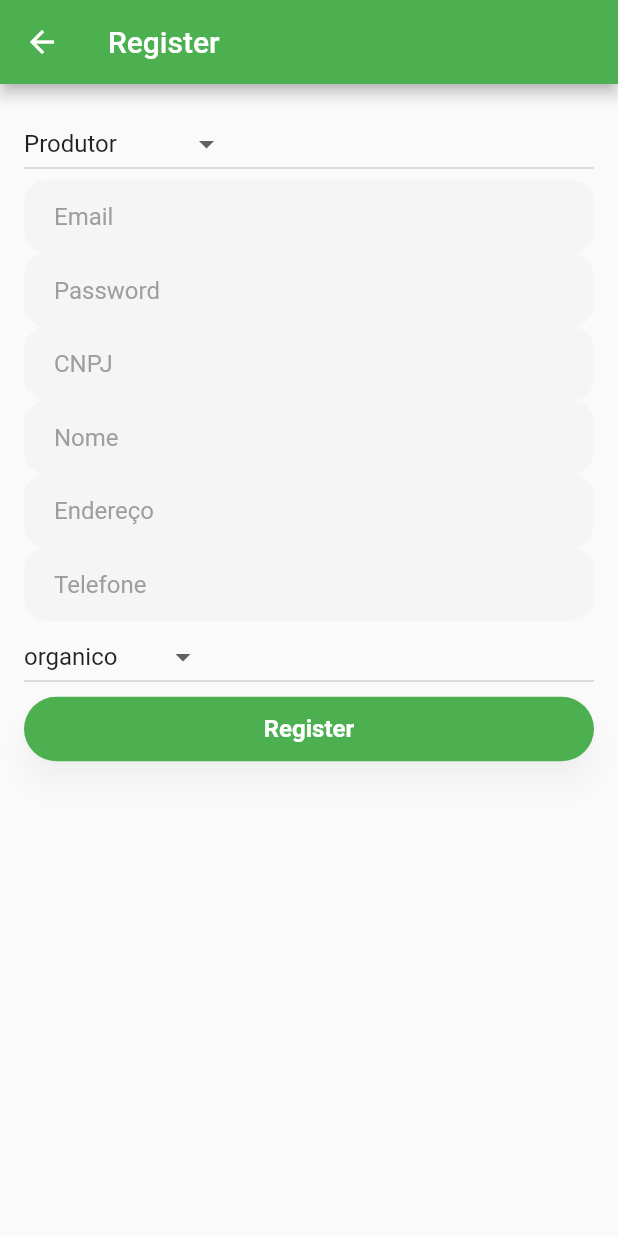
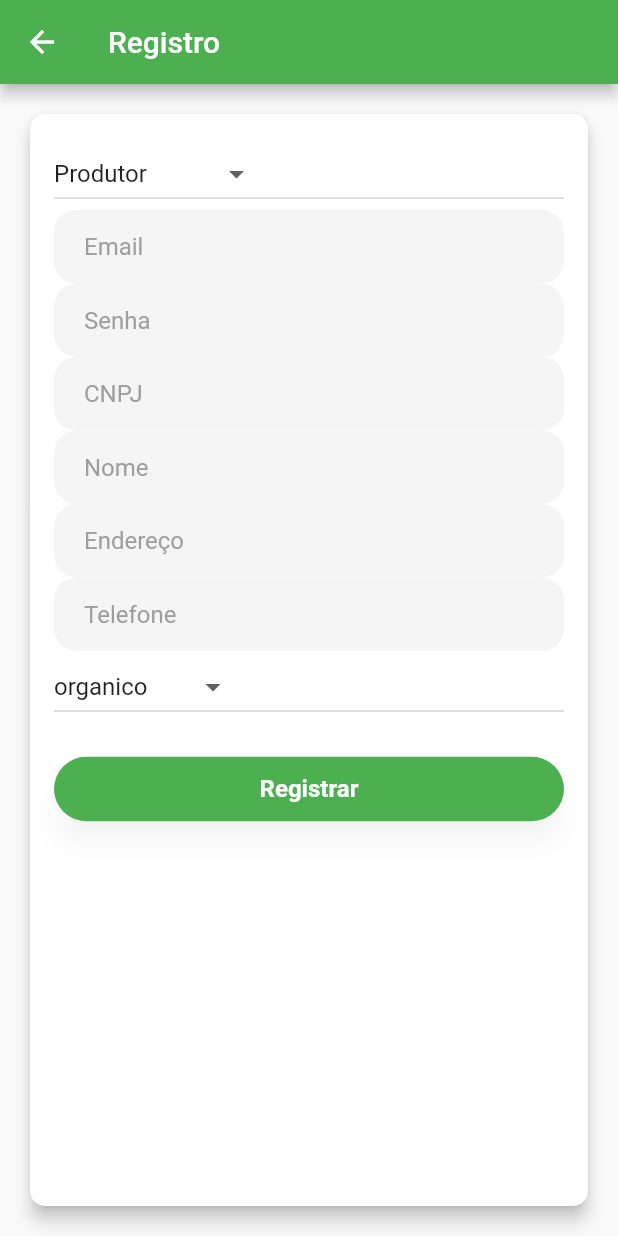
Before and after one commit to arkannjo/AgroMarketLink, a Flutter app: the screen it shows after launch, after a tap on "Não tem uma conta? Registre-se", on a phone screen of 412 x 824 dp. Run offline on Flutter 3.47's test engine with Material 2 defaults, Android fonts, the phone set to English and light mode, and no system bars; our stand-ins replace cloud_firestore, firebase_auth, firebase_core; accounts and stored records are empty.

Commit message:
autenticação, registro,

```diff
--- a/lib/screens/login_register_screen.dart
+++ b/lib/screens/login_register_screen.dart
@@ -3,6 +3,7 @@ import 'package:flutter/material.dart';
 import '/services/auth_service.dart';
 import '/widgets/custom_text_field.dart';
 import '/widgets/custom_button.dart';
+import '/widgets/image.dart';
 
 enum AuthState {
   initial,
@@ -12,6 +13,8 @@ enum AuthState {
 }
 
 class LoginScreen extends StatefulWidget {
+  const LoginScreen({super.key});
+
   @override
   _LoginScreenState createState() => _LoginScreenState();
 }
@@ -85,17 +88,28 @@ class _LoginScreenState extends State<LoginScreen> {
           child: SingleChildScrollView(
             child: Column(
               mainAxisSize: MainAxisSize.min,
+
               children: [
+                CustomMaterialImage(
+                            imagePath: '/home/reinaldo/AgroMarketLink/lib/assets/images/Logo.png',
+                            width: 150,  // Ajuste conforme necessário
+                            height: 150, // Ajuste conforme necessário
+                        ),
+                        SizedBox(height: 20),
                 CustomTextField(
                   controller: emailController,
                   hint: 'Email',
-                  keyboardType: TextInputType.emailAddress,
+                  keyboardType: TextInputType.emailAddress, validator: (value) {
+                    return null;
+                  },
                 ),
                 SizedBox(height: 20),
                 CustomTextField(
                   controller: passwordController,
                   hint: 'Password',
-                  isPassword: true,
+                  isPassword: true, validator: (value) {
+                    return null;
+                    },
                 ),
                 SizedBox(height: 20),
                 if (state == AuthState.error && errorMessage != null)
--- a/lib/screens/screen_register.dart
+++ b/lib/screens/screen_register.dart
@@ -14,6 +14,8 @@ class RegisterScreen extends StatefulWidget {
 class _RegisterScreenState extends State<RegisterScreen> {
   final GlobalKey<FormState> _formKey = GlobalKey<FormState>();
 
+  bool isLoading = false;
+
   String userType = 'Produtor';
   String email = '';
   String password = '';
@@ -27,15 +29,23 @@ class _RegisterScreenState extends State<RegisterScreen> {
   @override
   Widget build(BuildContext context) {
     return Scaffold(
-      appBar: AppBar(title: Text('Register')),
+      appBar: AppBar(title: Text('Registro')),
       body: Padding(
         padding: const EdgeInsets.all(16.0),
-        child: Form(
-          key: _formKey,
-          child: ResponsiveLayout(
-            mobile: _buildMobileLayout(),
-            tablet: _buildTabletLayout(),
-            // Adicione desktop ou outros layouts se você os definiu
+        child: Card(
+          elevation: 5.0,
+          shape: RoundedRectangleBorder(
+            borderRadius: BorderRadius.circular(10),
+          ),
+          child: Padding(
+            padding: const EdgeInsets.all(16.0),
+            child: Form(
+              key: _formKey,
+              child: ResponsiveLayout(
+                mobile: _buildMobileLayout(),
+                tablet: _buildTabletLayout(),
+              ),
+            ),
           ),
         ),
       ),
@@ -79,32 +89,77 @@ class _RegisterScreenState extends State<RegisterScreen> {
       CustomTextField(
         onChanged: (value) => email = value,
         hint: 'Email',
+        keyboardType: TextInputType.emailAddress,
+        validator: (value) {
+          if (value == null || !value.contains('@')) {
+            return 'Por favor, insira um email válido.';
+          }
+          return null;
+        },
       ),
       CustomTextField(
         onChanged: (value) => password = value,
-        hint: 'Password',
+        hint: 'Senha',
         isPassword: true,
+        validator: (value) {
+          if (value == null || value.length < 6) {
+            return 'A senha deve ter pelo menos 6 caracteres.';
+          }
+          return null;
+        },
       ),
       if (userType == 'PessoaJuridica')
         CustomTextField(
           onChanged: (value) => razaoSocial = value,
           hint: 'Razão Social',
+          validator: (value) {
+            if (value == null || value.isEmpty) {
+              return 'Por favor, insira uma razão social.';
+            }
+            return null;
+          },
         ),
       CustomTextField(
         onChanged: (value) => cpfOrCnpj = value,
         hint: userType == 'PessoaFisica' ? 'CPF' : 'CNPJ',
+        validator: (value) {
+          if (value == null || value.isEmpty) {
+            return 'Por favor, insira um ${userType == 'PessoaFisica' ? 'CPF' : 'CNPJ'}.';
+          }
+          // Aqui você pode adicionar mais validações para CPF e CNPJ.
+          return null;
+        },
       ),
       CustomTextField(
         onChanged: (value) => nome = value,
         hint: 'Nome',
+        validator: (value) {
+          if (value == null || value.isEmpty) {
+            return 'Por favor, insira um nome.';
+          }
+          return null;
+        },
       ),
       CustomTextField(
         onChanged: (value) => endereco = value,
         hint: 'Endereço',
+        validator: (value) {
+          if (value == null || value.isEmpty) {
+            return 'Por favor, insira um endereço.';
+          }
+          return null;
+        },
       ),
       CustomTextField(
         onChanged: (value) => telefone = value,
         hint: 'Telefone',
+        keyboardType: TextInputType.phone,
+        validator: (value) {
+          if (value == null || value.isEmpty) {
+            return 'Por favor, insira um número de telefone.';
+          }
+          return null;
+        },
       ),
       if (userType == 'Produtor')
         DropdownButton<String>(
@@ -122,27 +177,49 @@ class _RegisterScreenState extends State<RegisterScreen> {
             );
           }).toList(),
         ),
+      SizedBox(height: 20), // Espaçamento antes do botão
       CustomButton(
-        text: 'Register',
-        onPressed: _register,
+        text: isLoading ? 'Carregando...' : 'Registrar',
+        onPressed: isLoading ? null : _register,
       ),
     ];
   }
 
-  void _register() {
+  void _register() async {
     if (_formKey.currentState!.validate()) {
+      setState(() {
+        isLoading = true;
+      });
+
+      bool success = false;
       switch (userType) {
         case 'Produtor':
-          ProdutorRegisterService().registerProdutor(email, password, cpfOrCnpj, nome, endereco, telefone, metodoCultivo);
+          success = await ProdutorRegisterService().registerProdutor(
+              email, password, cpfOrCnpj, nome, endereco, telefone, metodoCultivo);
           break;
         case 'PessoaFisica':
-          PessoaFisicaService().registerPessoaFisica(email, password, cpfOrCnpj, nome, endereco, telefone);
+          success = await PessoaFisicaService().registerPessoaFisica(
+              email, password, cpfOrCnpj, nome, endereco, telefone);
           break;
         case 'PessoaJuridica':
-          PessoaJuridicaService().registerPessoaJuridica(email, password, cpfOrCnpj, nome, endereco, telefone, razaoSocial);
+          success = await PessoaJuridicaService().registerPessoaJuridica(
+              email, password, cpfOrCnpj, nome, endereco, telefone, razaoSocial);
           break;
       }
-      // Adicione navegação ou tratamento de sucesso aqui...
+
+      setState(() {
+        isLoading = false;
+      });
+
+      if (success) {
+        // Sucesso ao registrar. Pode navegar para outra tela, mostrar um snackbar, etc.
+        Navigator.of(context).pop(); // por exemplo, voltar à tela anterior
+      } else {
+        // Erro ao registrar. Mostrar um alerta ou snackbar.
+        ScaffoldMessenger.of(context).showSnackBar(
+          SnackBar(content: Text('Erro ao registrar. Tente novamente.')),
+        );
+      }
     }
   }
 }
--- a/lib/widgets/custom_text_field.dart
+++ b/lib/widgets/custom_text_field.dart
@@ -12,7 +12,7 @@ class CustomTextField extends StatefulWidget {
     required this.hint,
     this.isPassword = false,
     this.keyboardType = TextInputType.text,
-    this.onChanged,
+    this.onChanged, required String? Function(dynamic value) validator,
   });
 
   @override
--- /dev/null
+++ b/lib/widgets/image.dart
@@ -0,0 +1,64 @@
+import 'package:flutter/material.dart';
+
+class CustomMaterialImage extends StatefulWidget {
+  final String imagePath;
+  final double? width;
+  final double? height;
+  final BorderRadius borderRadius;
+
+  CustomMaterialImage({
+    required this.imagePath,
+    this.width,
+    this.height,
+    this.borderRadius = const BorderRadius.all(Radius.circular(8.0)),
+  });
+
+  @override
+  _CustomMaterialImageState createState() => _CustomMaterialImageState();
+}
+
+class _CustomMaterialImageState extends State<CustomMaterialImage> with SingleTickerProviderStateMixin {
+  late AnimationController _controller;
+
+  @override
+  void initState() {
+    super.initState();
+
+    _controller = AnimationController(
+      vsync: this,
+      duration: Duration(milliseconds: 300),
+    );
+    _controller.forward();
+  }
+
+  @override
+  Widget build(BuildContext context) {
+    return ScaleTransition(
+      scale: _controller,
+      child: Material(
+        elevation: 5.0,
+        borderRadius: widget.borderRadius,
+        child: ClipRRect(
+          borderRadius: widget.borderRadius,
+          child: InkWell(
+            onTap: () {
+              // Adicione uma ação ao tocar, se desejar.
+            },
+            child: Image.asset(
+              widget.imagePath,
+              width: widget.width,
+              height: widget.height,
+              fit: BoxFit.cover,
+            ),
+          ),
+        ),
+      ),
+    );
+  }
+
+  @override
+  void dispose() {
+    _controller.dispose();
+    super.dispose();
+  }
+}
```
Also changed, not shown: lib/assets/images/Logo.png (added).
